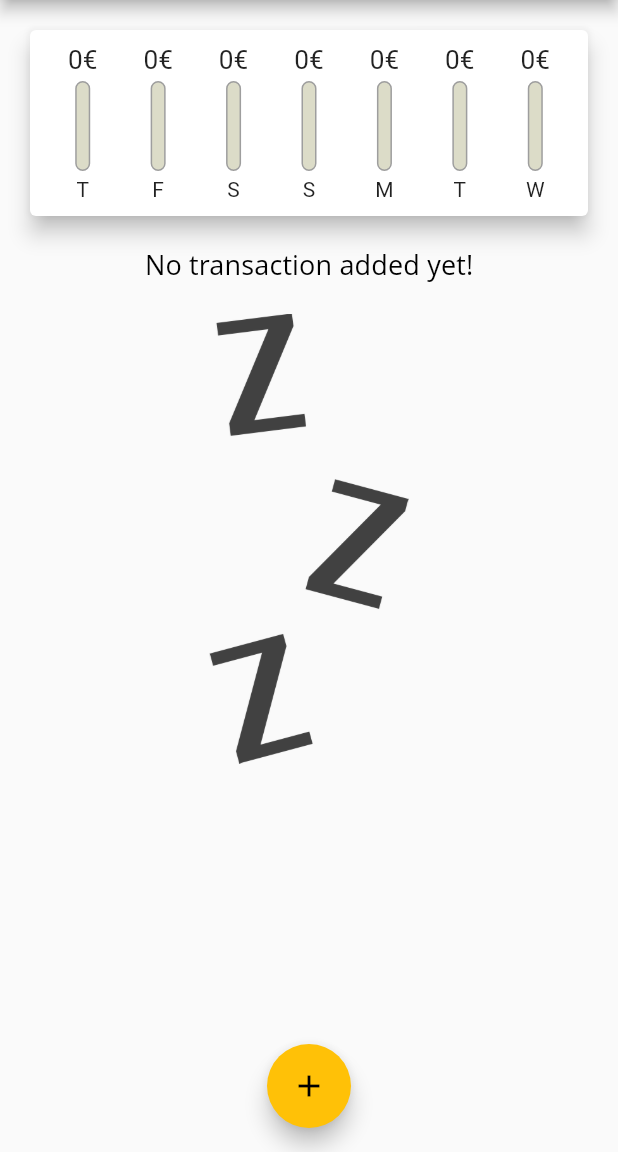
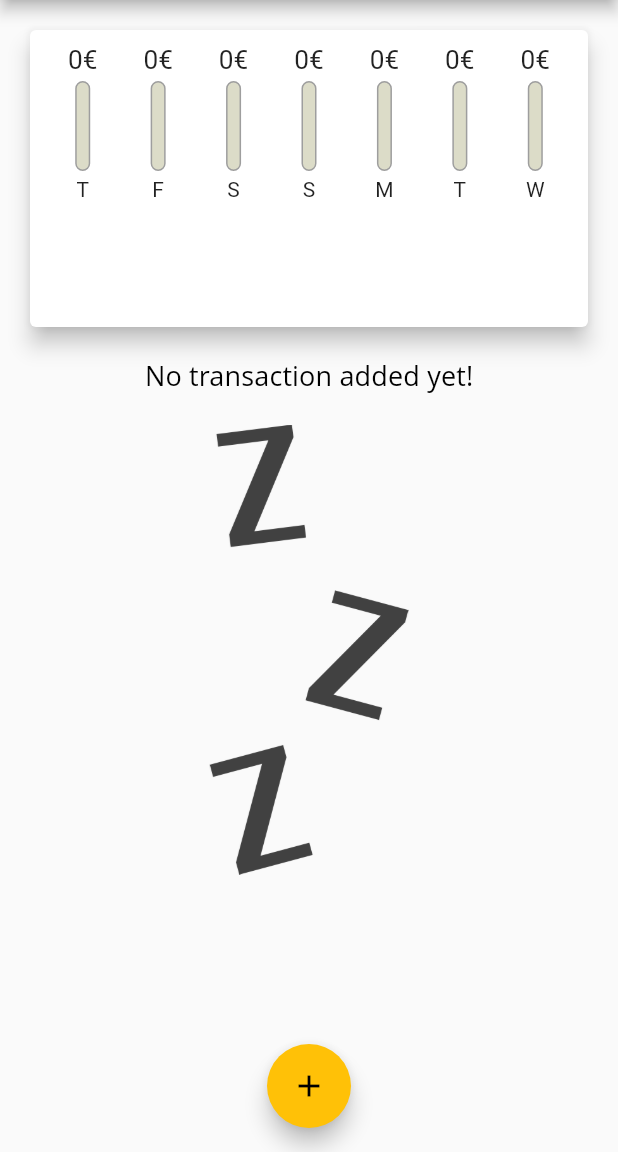
Before and after one commit to ricci1710/flutter_dart_guide, a Flutter app: the screen it shows after launch, on a phone screen of 412 x 824 dp, the part 84-1236 px from its top. Run offline on Flutter 3.47's test engine with Material 2 defaults, Android fonts, the phone set to English and light mode, and no system bars; Roboto replaces fonts that are missing (Open Sans).

Commit message:
section 5: 121. Calculating Sizes Dynamically

```diff
--- a/lib/section4/section4_main_app.dart
+++ b/lib/section4/section4_main_app.dart
@@ -98,8 +98,7 @@ class _Section4HomePageState extends State<Section4HomePage> {
 
   @override
   Widget build(BuildContext context) {
-    return Scaffold(
-      appBar: AppBar(
+    final appBar = AppBar(
       title: const Text(
         'Personal Expenses',
         style: TextStyle(
@@ -114,12 +113,21 @@ class _Section4HomePageState extends State<Section4HomePage> {
           ),
         ),
       ],
-      ),
+    );
+
+    return Scaffold(
+      appBar: appBar,
       body: SingleChildScrollView(
         child: Column(
           children: [
-            Chart(_recentTransactions),
-            TransactionList(_userTransactions, _deleteTransaction),
+            SizedBox(
+              height: (MediaQuery.of(context).size.height - appBar.preferredSize.height - MediaQuery.of(context).padding.top) * 0.31,
+              child: Chart(_recentTransactions),
+            ),
+            SizedBox(
+              height: (MediaQuery.of(context).size.height - appBar.preferredSize.height - MediaQuery.of(context).padding.top) * 0.69,
+              child: TransactionList(_userTransactions, _deleteTransaction),
+            ),
           ],
         ),
       ),
--- a/lib/section4/widgets/transaction_list.dart
+++ b/lib/section4/widgets/transaction_list.dart
@@ -11,7 +11,6 @@ class TransactionList extends StatelessWidget {
   @override
   Widget build(BuildContext context) {
     return SizedBox(
-      height: 550,
       child: transactions.isEmpty
           ? Column(
               children: [
```
Lines whose indentation alone changed are shown as unchanged.
